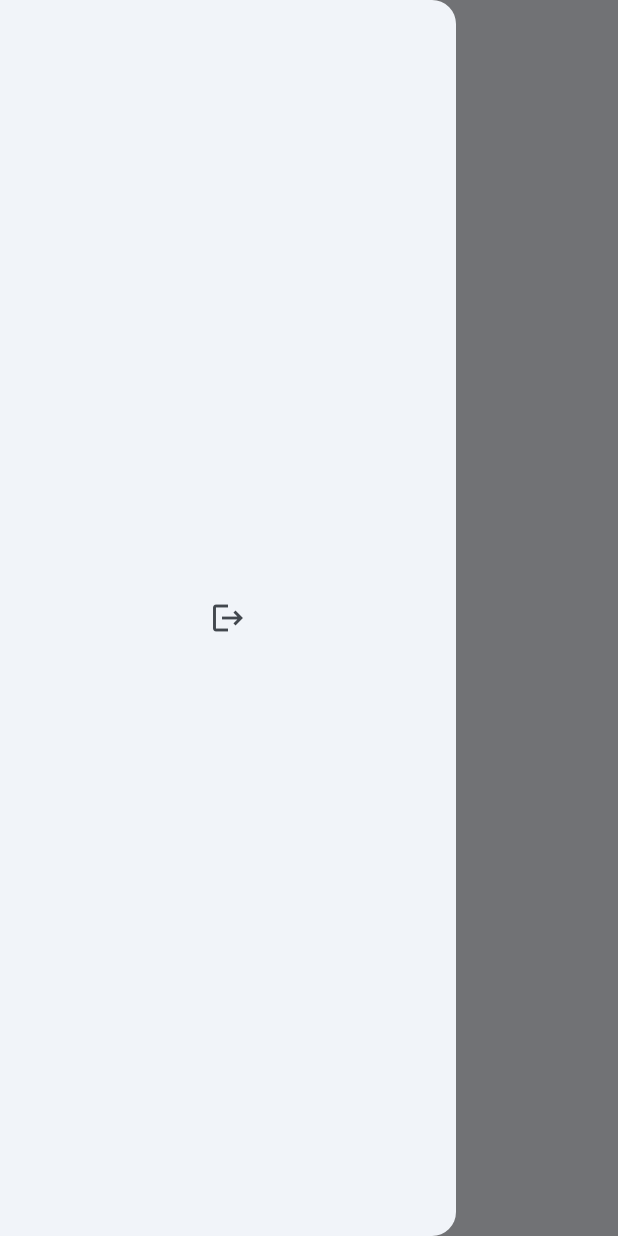
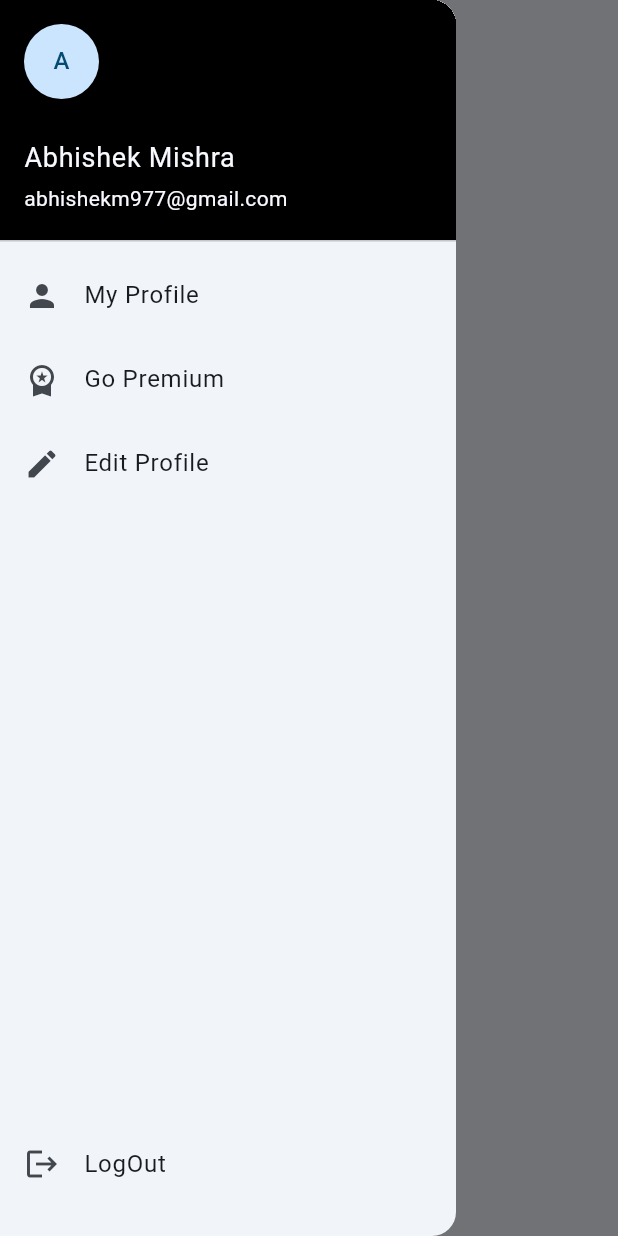
Before and after one commit to MuaviaAsghar/Muavia-Asghar-Chat-App, a Flutter app: the HomeScreenView screen opened directly, with the side drawer open, on a phone screen of 412 x 824 dp. Run offline on Flutter 3.47's test engine with Material 3 defaults, Android fonts, the phone set to English and light mode, and no system bars; our stand-ins replace adaptive_theme, animated_text_kit, firebase_auth, firebase_core, gap, shared_preferences; missing offline and left inert: email_otp; accounts and stored records are empty.

Commit message:
Second  Commit

```diff
--- a/lib/Home/home_screen_view.dart
+++ b/lib/Home/home_screen_view.dart
@@ -15,14 +15,11 @@ class _HomeScreenViewState extends State<HomeScreenView> {
   final _auth = AuthService();
 
   Future<void> _logout(BuildContext context) async {
-    // Clear saved credentials
     final prefs = await SharedPreferences.getInstance();
     await prefs.clear();
 
-    // Sign out from Firebase
     await _auth.signout(context);
 
-    // Navigate to login screen
     navigateToLogin(context);
   }
 
@@ -43,8 +40,54 @@ class _HomeScreenViewState extends State<HomeScreenView> {
         title: const Text("Home"),
       ),
       drawer: Drawer(
-        child: IconButton(
-            onPressed: () => _logout(context), icon: const Icon(Icons.logout)),
+        child: Column(
+          children: [
+            const UserAccountsDrawerHeader(
+              decoration: BoxDecoration(color: Colors.black),
+              accountName: Text(
+                "Abhishek Mishra",
+                style: TextStyle(fontSize: 18),
+              ),
+              accountEmail: Text("abhishekm977@gmail.com"),
+              currentAccountPictureSize: Size.square(50),
+              currentAccountPicture: CircleAvatar(
+                child: Text('A'),
+              ),
+            ),
+            ListTile(
+              leading: const Icon(Icons.person),
+              title: const Text('My Profile'),
+              onTap: () {
+                Navigator.pop(context);
+              },
+            ),
+            ListTile(
+              leading: const Icon(Icons.workspace_premium),
+              title: const Text('Go Premium'),
+              onTap: () {
+                Navigator.pop(context);
+              },
+            ),
+            ListTile(
+              leading: const Icon(Icons.edit),
+              title: const Text('Edit Profile'),
+              onTap: () {
+                Navigator.pop(context);
+              },
+            ),
+            const Spacer(), // This pushes the following ListTile to the bottom
+            Padding(
+              padding: const EdgeInsets.only(bottom: 20),
+              child: ListTile(
+                leading: const Icon(Icons.logout),
+                title: const Text('LogOut'),
+                onTap: () {
+                  _logout(context);
+                },
+              ),
+            ),
+          ],
+        ),
       ),
     );
   }
--- a/lib/authentication/auth.dart
+++ b/lib/authentication/auth.dart
@@ -6,8 +6,8 @@ import 'package:flutter/material.dart';
 class AuthService {
   final _auth = FirebaseAuth.instance;
 
-  Future<User?> createUserWithEmailAndPassword(
-      BuildContext context, String email, String password) async {
+  Future<User?> createUserWithEmailAndPassword(BuildContext context,
+      {required email, required password}) async {
     try {
       final cred = await _auth.createUserWithEmailAndPassword(
           email: email, password: password);
--- a/pubspec.yaml
+++ b/pubspec.yaml
@@ -42,6 +42,7 @@ dependencies:
   gap: ^3.0.1
   animated_text_kit: ^4.2.2
   email_otp: ^2.1.2
+  cloud_firestore: ^5.0.1
 dev_dependencies:
   flutter_test:
     sdk: flutter
```
Also changed, not shown: lib/Signup/signup_screen_view.dart (+23 -23 lines), lib/otp_screen.dart/otp_screen_view.dart (+34 -9 lines), pubspec.lock, 4 other files.
